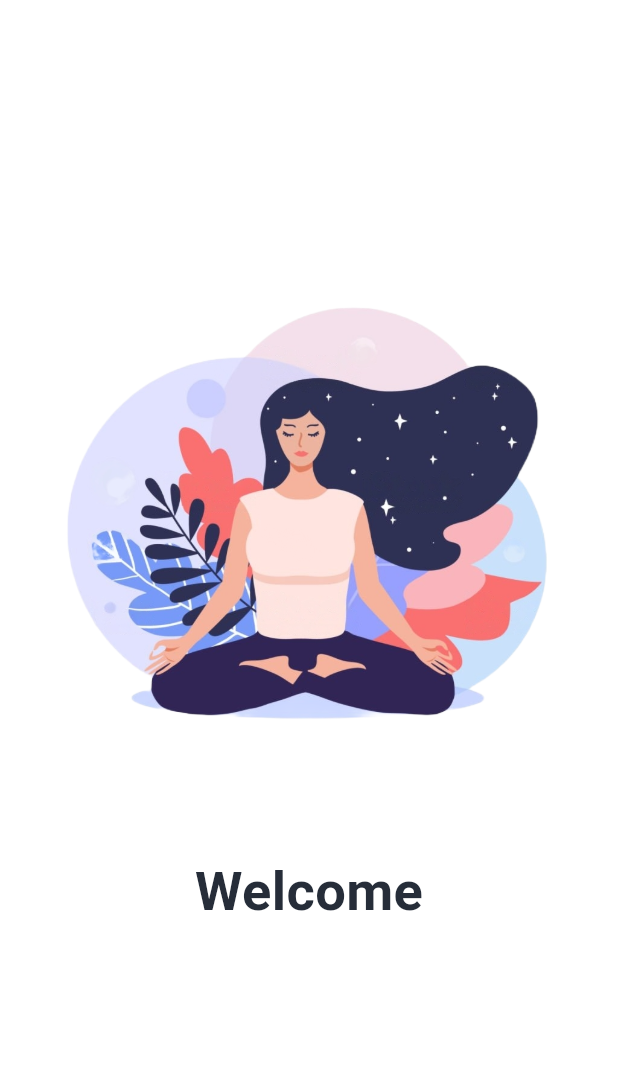
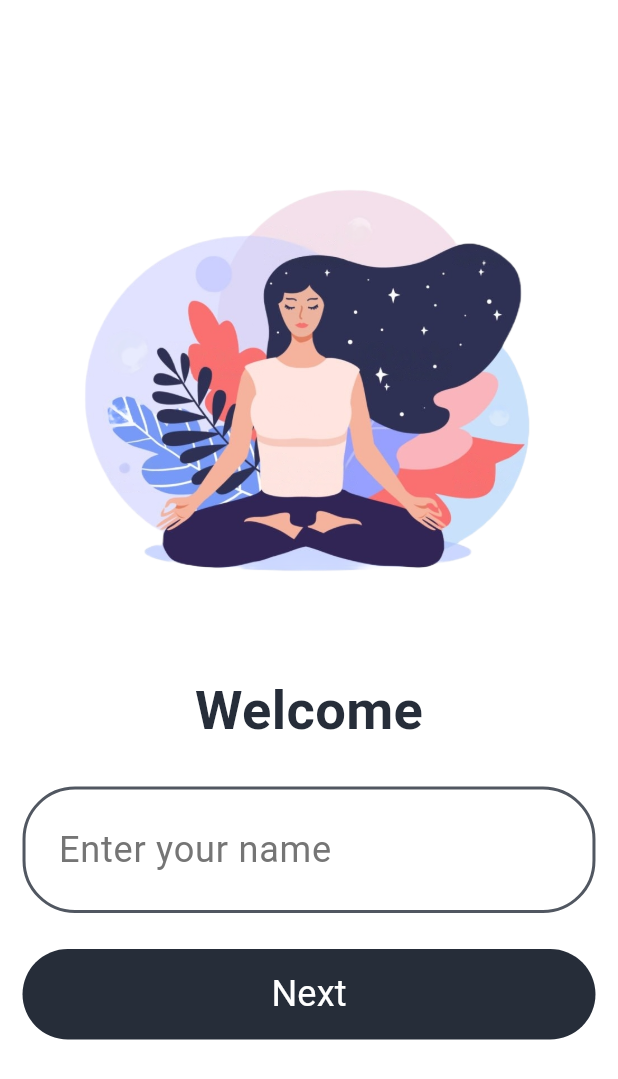
Before and after one commit to anantbhartiya/ZenZone, a Flutter app: the SplashScreen screen opened directly, on a phone screen of 412 x 824 dp. Shown: the top 1079 px of the screen. Run offline on Flutter 3.47's test engine with Material 2 defaults, Android fonts, the phone set to English and light mode, and no system bars; our stand-ins replace google_fonts.

Commit message:
add code to accept and display user's name

```diff
--- a/lib/screens/assess_screen.dart
+++ b/lib/screens/assess_screen.dart
@@ -1,6 +1,8 @@
 import 'dart:convert';
 
 import 'package:flutter/material.dart';
+import 'package:provider/provider.dart';
+import 'package:zenzone/utils/userdata.dart';
 import 'package:zenzone/widgets/questioncard.dart';
 import 'package:zenzone/utils/size_config.dart';
 import 'package:zenzone/utils/theme.dart';
@@ -185,6 +187,8 @@ class _AssessScreenState extends State<AssessScreen> {
 
   @override
   Widget build(BuildContext context) {
+    final userData = Provider.of<UserData>(context);
+
     return Scaffold(
       key: scaffoldKey,
       appBar: AppBar(
@@ -196,7 +200,7 @@ class _AssessScreenState extends State<AssessScreen> {
           crossAxisAlignment: CrossAxisAlignment.start,
           children: [
             Text(
-              "Hey Anant",
+              "Hey ${userData.firstName}",
               style: regularTextStyle.copyWith(
                 fontSize: getProportionateScreenHeight(20),
                 color: blacktheme,
--- a/lib/screens/homescreen.dart
+++ b/lib/screens/homescreen.dart
@@ -1,7 +1,9 @@
 import 'package:flutter/material.dart';
+import 'package:provider/provider.dart';
 import 'package:zenzone/screens/assess_screen.dart';
 import 'package:zenzone/utils/size_config.dart';
 import 'package:zenzone/utils/theme.dart';
+import 'package:zenzone/utils/userdata.dart';
 
 class HomeScreen extends StatefulWidget {
   const HomeScreen({super.key});
@@ -13,6 +15,8 @@ class HomeScreen extends StatefulWidget {
 class _HomeScreenState extends State<HomeScreen> {
   @override
   Widget build(BuildContext context) {
+    final userData = Provider.of<UserData>(context);
+
     return Scaffold(
       backgroundColor: Colors.white,
       appBar: AppBar(
@@ -32,7 +36,7 @@ class _HomeScreenState extends State<HomeScreen> {
           crossAxisAlignment: CrossAxisAlignment.start,
           children: [
             Text(
-              "Hello Anant",
+              "Hello ${userData.firstName}",
               style: regularTextStyle.copyWith(
                 fontSize: getProportionateScreenHeight(20),
               ),
--- a/lib/screens/splashscreen.dart
+++ b/lib/screens/splashscreen.dart
@@ -1,52 +1,86 @@
-import 'dart:async';
-
 import 'package:flutter/material.dart';
-import 'package:zenzone/screens/signupscreen.dart';
+import 'package:provider/provider.dart';
+import 'package:zenzone/screens/homescreen.dart';
+import 'package:zenzone/utils/userdata.dart';
 import 'package:zenzone/utils/size_config.dart';
 import 'package:zenzone/utils/theme.dart';
 
 
-class SplashScreen extends StatefulWidget {
+class SplashScreen extends StatelessWidget {
   const SplashScreen({super.key});
 
   @override
-  State<SplashScreen> createState() => _SplashScreenState();
-}
+  Widget build(BuildContext context) {
+    final userData = Provider.of<UserData>(context);
 
-class _SplashScreenState extends State<SplashScreen> {
-  @override
-  void initState() {
-    super.initState();
-    navigateToSignUpScreen();
-  }
-
-  void navigateToSignUpScreen() {
-    Timer(const Duration(seconds: 4), () {
-      Navigator.pushReplacement(
-        context,
-        MaterialPageRoute(builder: (context) => const SignUpScreen()),
-      );
-    });
-  }
-
-
-
-  @override
-  Widget build(BuildContext context) {
     return Scaffold(
       backgroundColor: Colors.white,
       body: SingleChildScrollView(
         child: Center(
+          child: Padding(
+            padding: EdgeInsets.symmetric(
+              vertical: getProportionateScreenHeight(10),
+              horizontal: getProportionateScreenWidth(15)
+            ),
             child: Column(
               children: [
-              SizedBox(height: getProportionateScreenHeight(100)),
+                SizedBox(height: getProportionateScreenHeight(30)),
                 Image.asset('assets/splashscreen-1.png'),
-              SizedBox(height: getProportionateScreenHeight(30)),
+                SizedBox(height: getProportionateScreenHeight(15)),
                 Text(
                   "Welcome",
                   style: semiboldTextStyle.copyWith(fontSize: getProportionateScreenHeight(30)),
                 ),
+                SizedBox(height: getProportionateScreenHeight(20)),
+                TextField(
+                  decoration: InputDecoration(
+                    hintText: 'Enter your name',
+                    hintStyle: regularTextStyle.copyWith(
+                      fontSize: getProportionateScreenHeight(20),
+                      color: Colors.grey[600]
+                    ),
+                    contentPadding: EdgeInsets.symmetric(
+                      horizontal: getProportionateScreenWidth(20),
+                      vertical: getProportionateScreenHeight(20)
+                    ),
+                    enabledBorder: OutlineInputBorder(
+                      borderSide: BorderSide(
+                        width: 2,
+                        color: blacktheme.withOpacity(0.8)
+                      ),
+                      borderRadius: BorderRadius.circular(35)
+                    ),
+                    focusedBorder: OutlineInputBorder(
+                      borderSide: BorderSide(
+                        width: 2,
+                        color: blacktheme.withOpacity(0.8)
+                      ),
+                      borderRadius: BorderRadius.circular(35)
+                    )
+                  ),
+                  onChanged: (value) {
+                    userData.splitFullName(value);
+                  },
+                ),
+                SizedBox(height: getProportionateScreenHeight(20)),
+                TextButton(
+                  style: TextButton.styleFrom(
+                    minimumSize: Size.fromHeight(getProportionateScreenHeight(50)),
+                    backgroundColor: blacktheme,
+                  ),
+                  onPressed: () {
+                    Navigator.pushReplacement(
+                      context,
+                      MaterialPageRoute(builder: (context) => const HomeScreen()),
+                    );
+                  },
+                  child: Text(
+                    'Next',
+                    style: regularTextStyle.copyWith(fontSize: getProportionateScreenHeight(20), color: Colors.white),
+                  ),
+                ),
               ],
+            ),
           ),
         ),
       ),
--- /dev/null
+++ b/lib/utils/userdata.dart
@@ -0,0 +1,18 @@
+import 'package:flutter/material.dart';
+
+class UserData with ChangeNotifier {
+  String firstName;
+  String lastName;
+  String middleName;
+
+  UserData({this.firstName = '', this.lastName = '', this.middleName = ''});
+
+  void splitFullName(String fullName) {
+    final names = fullName.trim().split(' ');
+    if (names.length >= 2) {
+      firstName = names[0];
+      lastName = names[names.length - 1];
+      middleName = names.length > 2 ? names.sublist(1, names.length - 1).join(' ') : '';
+    }
+  }
+}
--- a/pubspec.yaml
+++ b/pubspec.yaml
@@ -38,6 +38,7 @@ dependencies:
   google_fonts: ^5.1.0
   flutter_svg: ^2.0.7
   http: ^1.1.0
+  provider: ^6.0.5
 
 dev_dependencies:
   flutter_test:
```
Also changed, not shown: lib/main.dart (+10 -5 lines), pubspec.lock. Lines whose indentation alone changed are shown as unchanged.
